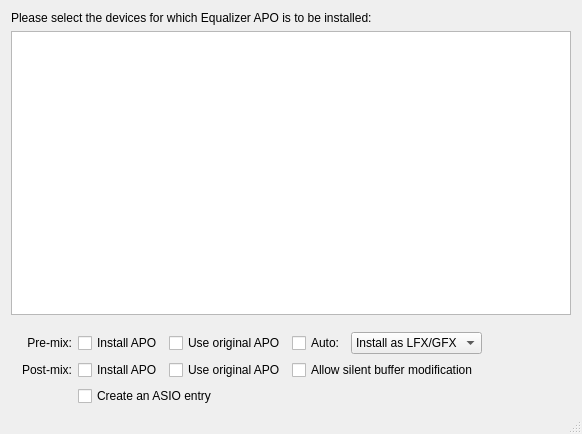
This is DeviceSelector/DeviceSelector.ui in 115dkk/EqualizerAPO-XT as Qt 5 draws it before an edit. The edited form follows.
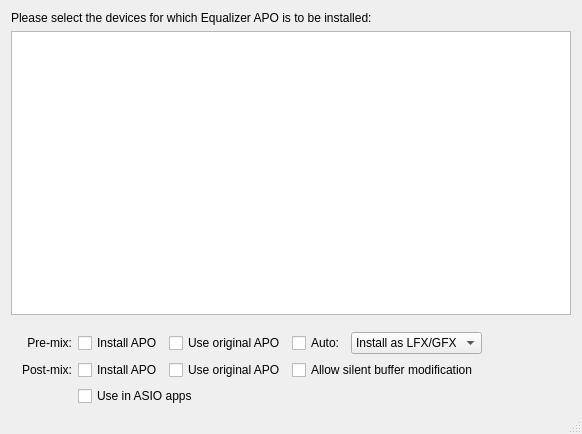
This is the edited form. Icons and pictures are not drawn. Custom widgets are drawn as their Qt base class.

Commit message:
fix(devsel): call the option "Use in ASIO apps"
The maintainer's final wording (ko "ASIO 앱에서 사용"): the option is about where the device becomes usable. The tooltip keeps the entry name and what picking it does, and drops the closing clause about exclusive mode. Five languages, the feature document, the changelog and the wiki follow.

The edit to the form file:
```diff
--- a/DeviceSelector/DeviceSelector.ui
+++ b/DeviceSelector/DeviceSelector.ui
@@ -173,7 +173,7 @@
             <string>Adds `&lt;device&gt; - &lt;endpoint&gt; (EQ APO XT)` to the ASIO driver list. An application that picks it opens this device in WASAPI exclusive mode with the EQ applied: what exclusive mode gives, plus the EQ that exclusive mode alone bypasses.</string>
            </property>
            <property name="text">
-            <string>Create an ASIO entry</string>
+            <string>Use in ASIO apps</string>
            </property>
           </widget>
          </item>
```
Left out of the diff: 2 changed lines with no effect on the pictures. The commit also changes 10 other files.
